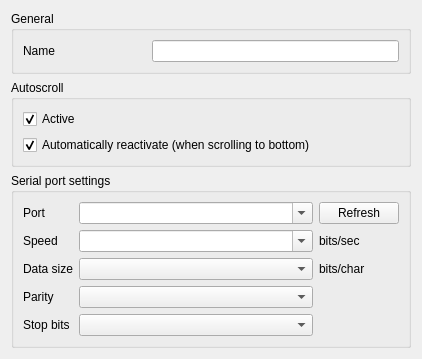
Old version of the form src/multiserialviewer/ui_files/serialViewerSettingsWidget.ui in the repository shaag7967/multiserialviewer.
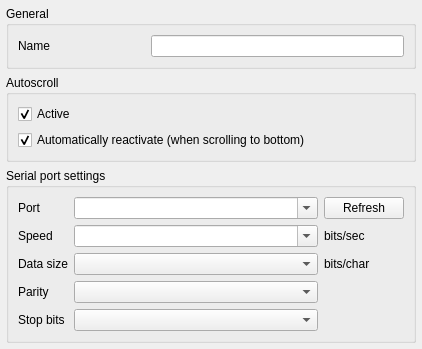
New version of the form.

Patch:
```diff
--- a/src/multiserialviewer/ui_files/serialViewerSettingsWidget.ui
+++ b/src/multiserialviewer/ui_files/serialViewerSettingsWidget.ui
@@ -26,6 +26,18 @@
    <string>Form</string>
   </property>
   <layout class="QVBoxLayout" name="verticalLayout_2">
+   <property name="leftMargin">
+    <number>6</number>
+   </property>
+   <property name="topMargin">
+    <number>6</number>
+   </property>
+   <property name="rightMargin">
+    <number>6</number>
+   </property>
+   <property name="bottomMargin">
+    <number>6</number>
+   </property>
    <item>
     <widget class="QGroupBox" name="groupBox_2">
      <property name="title">
```
